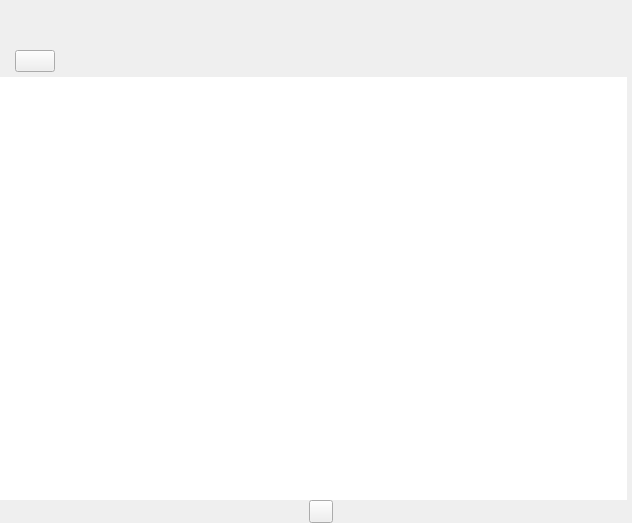
Qt form ui/notes_view.ui (zkovari/plotlyst) before a commit.
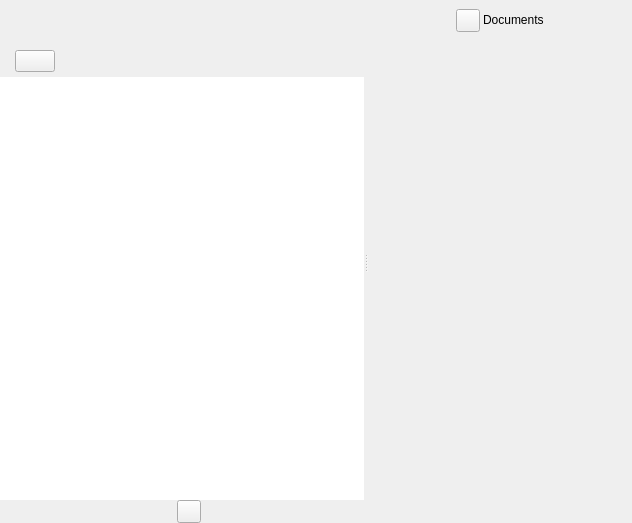
The same form after that commit. The open tabs and pages were chosen to show the change. Custom widgets are drawn as their Qt base class.

Commit message: Add Doc title, closes #803

Patch:
```diff
--- a/ui/notes_view.ui
+++ b/ui/notes_view.ui
@@ -13,7 +13,7 @@
   <property name="windowTitle">
    <string>Form</string>
   </property>
-  <layout class="QVBoxLayout" name="verticalLayout">
+  <layout class="QVBoxLayout" name="verticalLayout_5">
    <property name="spacing">
     <number>3</number>
    </property>
@@ -34,9 +34,6 @@
      <property name="orientation">
       <enum>Qt::Horizontal</enum>
      </property>
-     <property name="handleWidth">
-      <number>0</number>
-     </property>
      <property name="childrenCollapsible">
       <bool>false</bool>
      </property>
@@ -202,6 +199,73 @@
        </item>
       </layout>
      </widget>
+     <widget class="QWidget" name="">
+      <layout class="QVBoxLayout" name="verticalLayout">
+       <property name="spacing">
+        <number>0</number>
+       </property>
+       <item>
+        <widget class="QWidget" name="wdgTitle" native="true">
+         <property name="relaxed-white-bg" stdset="0">
+          <bool>true</bool>
+         </property>
+         <layout class="QHBoxLayout" name="horizontalLayout_3">
+          <property name="spacing">
+           <number>3</number>
+          </property>
+          <item>
+           <spacer name="horizontalSpacer_3">
+            <property name="orientation">
+             <enum>Qt::Horizontal</enum>
+            </property>
+            <property name="sizeHint" stdset="0">
+             <size>
+              <width>40</width>
+              <height>20</height>
+             </size>
+            </property>
+           </spacer>
+          </item>
+          <item>
+           <widget class="QToolButton" name="btnDocuments">
+            <property name="text">
+             <string/>
+            </property>
+            <property name="transparent" stdset="0">
+             <bool>true</bool>
+            </property>
+           </widget>
+          </item>
+          <item alignment="Qt::AlignHCenter">
+           <widget class="QLabel" name="lblTitle">
+            <property name="sizePolicy">
+             <sizepolicy hsizetype="Preferred" vsizetype="Maximum">
+              <horstretch>0</horstretch>
+              <verstretch>0</verstretch>
+             </sizepolicy>
+            </property>
+            <property name="text">
+             <string>Documents</string>
+            </property>
+           </widget>
+          </item>
+          <item>
+           <spacer name="horizontalSpacer_2">
+            <property name="orientation">
+             <enum>Qt::Horizontal</enum>
+            </property>
+            <property name="sizeHint" stdset="0">
+             <size>
+              <width>40</width>
+              <height>20</height>
+             </size>
+            </property>
+           </spacer>
+          </item>
+         </layout>
+        </widget>
+       </item>
+       <item>
      <widget class="QStackedWidget" name="stackedEditor">
       <property name="sizePolicy">
        <sizepolicy hsizetype="Preferred" vsizetype="Expanding">
@@ -256,6 +320,9 @@
         </property>
        </layout>
       </widget>
+        </widget>
+       </item>
+      </layout>
      </widget>
     </widget>
    </item>
```
Left out of the diff: 2 changed lines with no effect on the pictures. Lines whose indentation alone changed are shown as unchanged. The commit also changes 1 other file.
